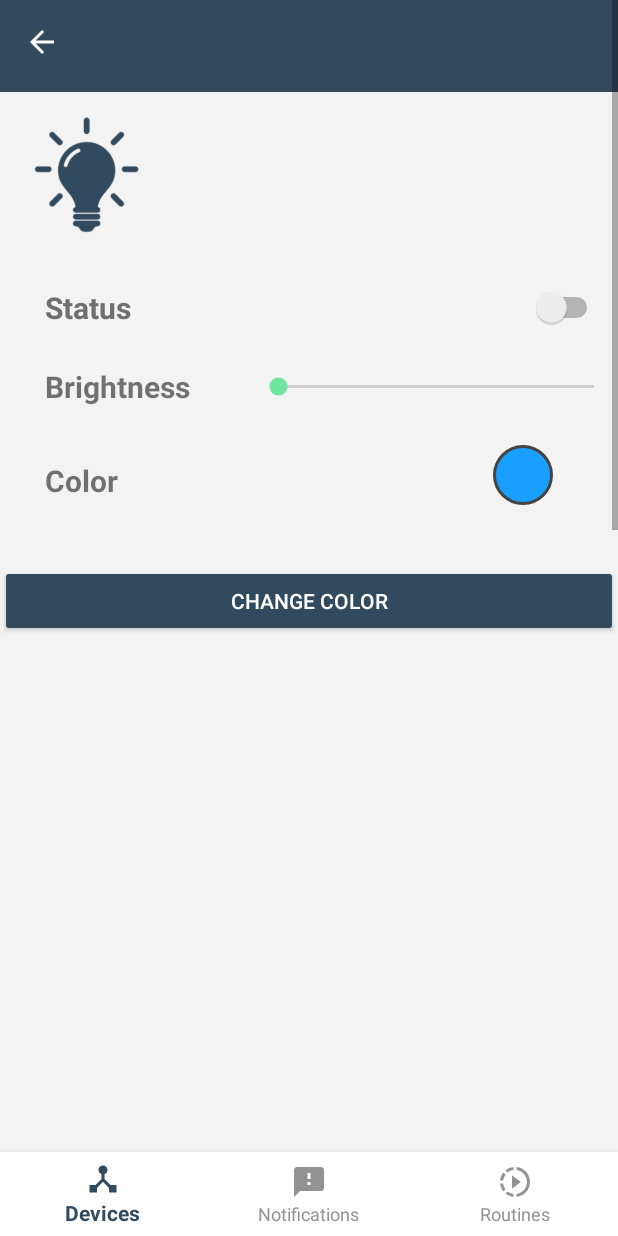
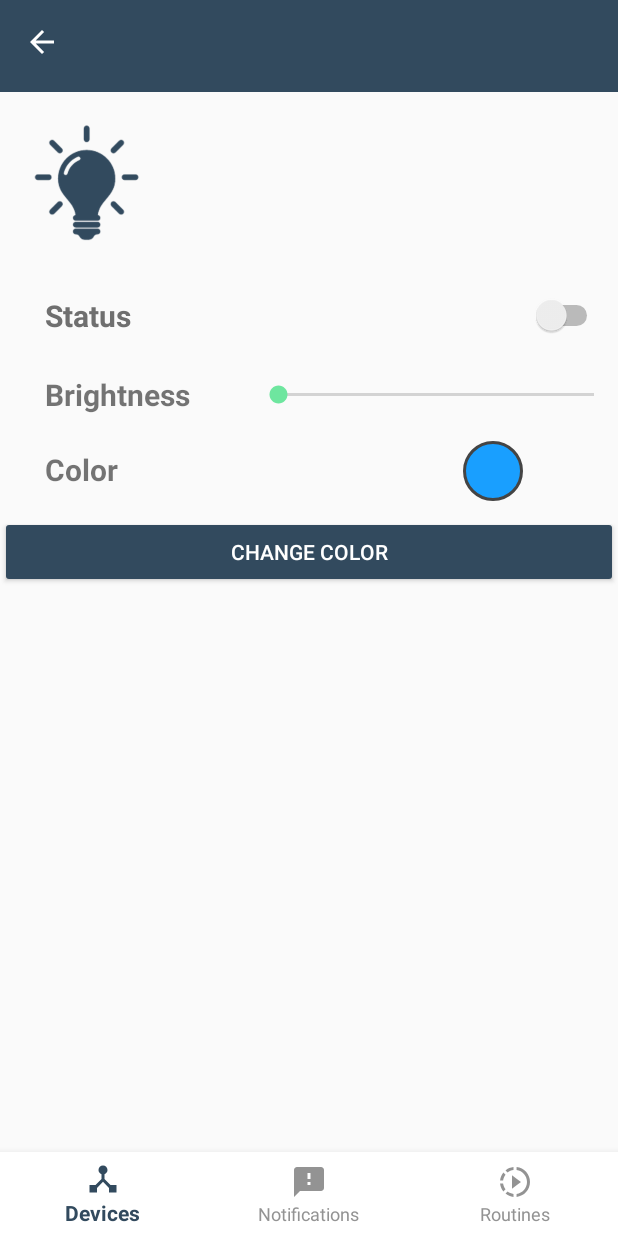
Before and after one commit to asantoflaminio/TechHaus_Android, an Android app: the LampActivity screen opened directly, with no data from a screen before it, on a phone screen of 412 x 824 dp. Run offline under Robolectric (Android 15) with nearby library versions, the light colour scheme and no system bars; our stand-ins replace Volley; network calls fail.

Commit message:
scroll view arreglado

```diff
--- a/app/src/main/res/layout/activity_lamp.xml
+++ b/app/src/main/res/layout/activity_lamp.xml
@@ -7,24 +7,9 @@
     android:layout_height="match_parent"
     tools:context=".LampActivity">
 
-    <ScrollView
-        android:layout_width="match_parent"
-        android:layout_height="match_parent"
-        android:layout_alignParentStart="true"
-        android:layout_alignParentTop="true">
-
-        <LinearLayout
-            android:layout_width="match_parent"
-            android:layout_height="match_parent"
-            android:background="@drawable/bg"
-            android:orientation="vertical"
-            android:weightSum="10">
-
-
     <RelativeLayout
         android:layout_width="match_parent"
-                android:layout_height="4dp"
-                android:layout_weight="0.4">
+        android:layout_height="61dp">
 
         <android.support.v7.widget.Toolbar
             android:id="@+id/toolbar11"
@@ -50,9 +35,23 @@
 
     </RelativeLayout>
 
+    <ScrollView
+        android:layout_width="match_parent"
+        android:layout_height="match_parent"
+        android:layout_alignParentStart="true"
+        android:layout_alignParentTop="true"
+        android:layout_marginBottom="60dp"
+        android:layout_marginTop="61dp">
+
+        <LinearLayout
+            android:layout_width="match_parent"
+            android:layout_height="wrap_content"
+            android:orientation="vertical">
+
             <RelativeLayout
                 android:layout_width="match_parent"
-                android:layout_height="match_parent">
+                android:layout_height="match_parent"
+                android:layout_marginTop="10dp">
 
                 <ImageView
                     android:layout_width="100sp"
@@ -64,11 +63,9 @@
 
             </RelativeLayout>
 
-
             <LinearLayout
                 android:layout_width="match_parent"
                 android:layout_height="wrap_content"
-                android:layout_centerHorizontal="true"
                 android:orientation="horizontal">
 
                 <Switch
@@ -90,7 +87,7 @@
 
             <LinearLayout
                 android:layout_width="match_parent"
-                android:layout_height="match_parent"
+                android:layout_height="60sp"
                 android:orientation="horizontal">
 
                 <TextView
@@ -101,8 +98,8 @@
                     android:layout_marginTop="25sp"
                     android:layout_weight="1"
                     android:text="@string/Brightness"
-                    android:textStyle="bold"
-                    android:textSize="20sp" />
+                    android:textSize="20sp"
+                    android:textStyle="bold" />
 
                 <SeekBar
                     android:id="@+id/seekBar"
@@ -114,8 +111,7 @@
 
             <LinearLayout
                 android:layout_width="match_parent"
-                android:layout_height="wrap_content"
-                android:layout_centerHorizontal="true"
+                android:layout_height="60dp"
                 android:orientation="horizontal">
 
                 <TextView
@@ -123,7 +119,7 @@
                     android:layout_width="wrap_content"
                     android:layout_height="wrap_content"
                     android:layout_marginLeft="30sp"
-                    android:layout_marginTop="35sp"
+                    android:layout_marginTop="15dp"
                     android:text="Color"
                     android:textAlignment="viewStart"
                     android:textSize="20sp"
@@ -134,22 +130,18 @@
                     android:id="@+id/circle"
                     android:layout_width="40dp"
                     android:layout_height="40dp"
-                    android:layout_marginBottom="20sp"
-                    android:layout_marginLeft="5sp"
-                    android:layout_marginStart="250sp"
-                    android:layout_marginTop="25sp"
-                    android:src="@drawable/la_shape"
-                    />
+                    android:layout_marginEnd="10dp"
+                    android:layout_marginStart="230dp"
+                    android:layout_marginTop="10dp"
+                    android:src="@drawable/la_shape" />
 
 
             </LinearLayout>
-
 
             <Button
                 android:id="@+id/changeColorButton"
                 android:layout_width="match_parent"
                 android:layout_height="wrap_content"
-                android:layout_marginTop="20sp"
                 android:text="@string/ChangeColor"
                 android:theme="@style/PasswordButton" />
 
--- a/app/src/main/res/layout/activity_one.xml
+++ b/app/src/main/res/layout/activity_one.xml
@@ -44,7 +44,6 @@
         android:layout_marginBottom="60dp"
         android:layout_marginTop="61dp"
         android:layout_weight="3"
-        android:paddingBottom="5dp"
         app:layout_constraintTop_toTopOf="parent" />
 
     <android.support.constraint.ConstraintLayout
--- a/app/src/main/res/layout/list_devices.xml
+++ b/app/src/main/res/layout/list_devices.xml
@@ -16,10 +16,10 @@
             android:id="@+id/faveIcon"
             android:layout_width="40dp"
             android:layout_height="40dp"
-            android:contentDescription="@string/Fav"
             android:layout_alignParentEnd="true"
             android:layout_centerVertical="true"
             android:layout_marginEnd="10dp"
+            android:contentDescription="@string/Fav"
             android:src="@drawable/heart_unfilled"
             android:visibility="visible" />
 
--- a/app/src/main/res/layout/list_routines.xml
+++ b/app/src/main/res/layout/list_routines.xml
@@ -4,7 +4,8 @@
     android:layout_height="65dp"
     android:layout_marginLeft="8dp"
     android:layout_marginRight="8dp"
-    android:layout_marginTop="5dp">
+    android:layout_marginTop="5dp"
+    android:paddingBottom="2dp">
 
     <RelativeLayout
         android:id="@+id/rel_lay"
--- a/app/src/main/res/values/strings.xml
+++ b/app/src/main/res/values/strings.xml
@@ -53,6 +53,7 @@
     <string name="FreezerTemp">Freezer Temperature</string>
     <string name="FTempAtMax">Freezer temperature is at maximum value</string>
     <string name="FTempAtMin">Freezer temperature is at minimum value</string>
+    <string name="Play">Play</string>
 
 
 </resources>
```
Also changed, not shown: app/src/main/res/layout/activity_ac.xml (+28 -37 lines), app/src/main/res/layout/activity_alarm.xml (+21 -24 lines), app/src/main/res/layout/activity_blind.xml (+19 -23 lines), app/src/main/res/layout/activity_door.xml (+27 -29 lines), app/src/main/res/layout/activity_main.xml (+19 -23 lines), app/src/main/res/layout/activity_notifications.xml (+15 -17 lines), app/src/main/res/layout/activity_oven.xml (+28 -29 lines), app/src/main/res/layout/activity_refrigerator.xml (+22 -22 lines), app/src/main/res/layout/activity_rout.xml (+19 -22 lines), app/src/main/res/layout/activity_routines.xml (+15 -16 lines), 2 other files. Lines whose indentation alone changed are shown as unchanged.
